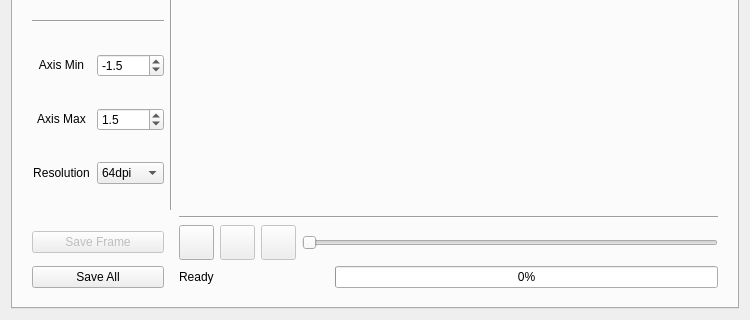
The window that resources/starpositionswidget.ui (Varnani/PyWD2015) describes before a commit, drawn with Qt 5; both pictures show x 0 to 750 and y 280 to 600 of the 750 by 600 pixel window.
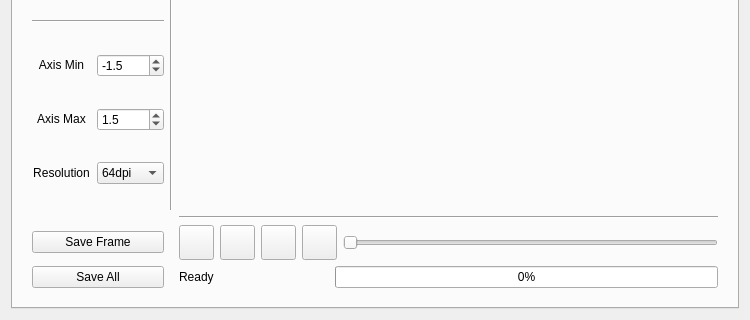
The same window after the commit. The open tabs and pages were chosen to show the change.

What changed in the file:
```diff
--- a/resources/starpositionswidget.ui
+++ b/resources/starpositionswidget.ui
@@ -167,7 +167,70 @@
          <property name="margin">
           <number>10</number>
          </property>
-         <item row="3" column="3" colspan="4">
+         <item row="2" column="5">
+          <widget class="QPushButton" name="prev_btn">
+           <property name="enabled">
+            <bool>true</bool>
+           </property>
+           <property name="sizePolicy">
+            <sizepolicy hsizetype="Minimum" vsizetype="Fixed">
+             <horstretch>0</horstretch>
+             <verstretch>0</verstretch>
+            </sizepolicy>
+           </property>
+           <property name="minimumSize">
+            <size>
+             <width>35</width>
+             <height>35</height>
+            </size>
+           </property>
+           <property name="maximumSize">
+            <size>
+             <width>35</width>
+             <height>35</height>
+            </size>
+           </property>
+           <property name="text">
+            <string/>
+           </property>
+          </widget>
+         </item>
+         <item row="2" column="7">
+          <widget class="QSlider" name="horizontalSlider">
+           <property name="enabled">
+            <bool>true</bool>
+           </property>
+           <property name="sizePolicy">
+            <sizepolicy hsizetype="Expanding" vsizetype="Fixed">
+             <horstretch>0</horstretch>
+             <verstretch>0</verstretch>
+            </sizepolicy>
+           </property>
+           <property name="orientation">
+            <enum>Qt::Horizontal</enum>
+           </property>
+          </widget>
+         </item>
+         <item row="2" column="3">
+          <widget class="QPushButton" name="start_btn">
+           <property name="minimumSize">
+            <size>
+             <width>35</width>
+             <height>35</height>
+            </size>
+           </property>
+           <property name="maximumSize">
+            <size>
+             <width>35</width>
+             <height>35</height>
+            </size>
+           </property>
+           <property name="text">
+            <string/>
+           </property>
+          </widget>
+         </item>
+         <item row="3" column="3" colspan="5">
           <layout class="QHBoxLayout" name="horizontalLayout">
            <item>
             <widget class="QLabel" name="message_label">
@@ -203,83 +266,7 @@
            </item>
           </layout>
          </item>
-         <item row="0" column="2">
-          <widget class="Line" name="line">
-           <property name="orientation">
-            <enum>Qt::Vertical</enum>
-           </property>
-          </widget>
-         </item>
-         <item row="2" column="3">
-          <widget class="QPushButton" name="start_btn">
-           <property name="minimumSize">
-            <size>
-             <width>35</width>
-             <height>35</height>
-            </size>
-           </property>
-           <property name="maximumSize">
-            <size>
-             <width>35</width>
-             <height>35</height>
-            </size>
-           </property>
-           <property name="text">
-            <string/>
-           </property>
-          </widget>
-         </item>
-         <item row="2" column="4">
-          <widget class="QPushButton" name="backtostart_btn">
-           <property name="enabled">
-            <bool>false</bool>
-           </property>
-           <property name="sizePolicy">
-            <sizepolicy hsizetype="Minimum" vsizetype="Fixed">
-             <horstretch>0</horstretch>
-             <verstretch>0</verstretch>
-            </sizepolicy>
-           </property>
-           <property name="minimumSize">
-            <size>
-             <width>35</width>
-             <height>35</height>
-            </size>
-           </property>
-           <property name="maximumSize">
-            <size>
-             <width>35</width>
-             <height>35</height>
-            </size>
-           </property>
-           <property name="text">
-            <string/>
-           </property>
-          </widget>
-         </item>
-         <item row="2" column="5">
-          <widget class="QPushButton" name="skip_btn">
-           <property name="enabled">
-            <bool>false</bool>
-           </property>
-           <property name="minimumSize">
-            <size>
-             <width>35</width>
-             <height>35</height>
-            </size>
-           </property>
-           <property name="maximumSize">
-            <size>
-             <width>35</width>
-             <height>35</height>
-            </size>
-           </property>
-           <property name="text">
-            <string/>
-           </property>
-          </widget>
-         </item>
-         <item row="0" column="3" colspan="4">
+         <item row="0" column="3" colspan="5">
           <widget class="QWidget" name="render_widget" native="true">
            <property name="sizePolicy">
             <sizepolicy hsizetype="Expanding" vsizetype="Expanding">
@@ -290,18 +277,31 @@
           </widget>
          </item>
          <item row="2" column="6">
-          <widget class="QSlider" name="horizontalSlider">
+          <widget class="QPushButton" name="next_btn">
            <property name="enabled">
-            <bool>false</bool>
+            <bool>true</bool>
            </property>
-           <property name="sizePolicy">
-            <sizepolicy hsizetype="Expanding" vsizetype="Fixed">
-             <horstretch>0</horstretch>
-             <verstretch>0</verstretch>
-            </sizepolicy>
+           <property name="minimumSize">
+            <size>
+             <width>35</width>
+             <height>35</height>
+            </size>
            </property>
+           <property name="maximumSize">
+            <size>
+             <width>35</width>
+             <height>35</height>
+            </size>
+           </property>
+           <property name="text">
+            <string/>
+           </property>
+          </widget>
+         </item>
+         <item row="0" column="2">
+          <widget class="Line" name="line">
            <property name="orientation">
-            <enum>Qt::Horizontal</enum>
+            <enum>Qt::Vertical</enum>
            </property>
           </widget>
          </item>
@@ -352,6 +352,11 @@
                <string>128dpi</string>
               </property>
              </item>
+             <item>
+              <property name="text">
+               <string>196dpi</string>
+              </property>
+             </item>
              <item>
               <property name="text">
                <string>256dpi</string>
@@ -470,7 +475,7 @@
            </item>
           </layout>
          </item>
-         <item row="1" column="3" colspan="4">
+         <item row="1" column="3" colspan="5">
           <widget class="Line" name="line_2">
            <property name="orientation">
             <enum>Qt::Horizontal</enum>
@@ -487,13 +492,32 @@
          <item row="2" column="1">
           <widget class="QPushButton" name="saveframe_btn">
            <property name="enabled">
-            <bool>false</bool>
+            <bool>true</bool>
            </property>
            <property name="text">
             <string>Save Frame</string>
            </property>
           </widget>
          </item>
+         <item row="2" column="4">
+          <widget class="QPushButton" name="pause_btn">
+           <property name="minimumSize">
+            <size>
+             <width>35</width>
+             <height>35</height>
+            </size>
+           </property>
+           <property name="maximumSize">
+            <size>
+             <width>35</width>
+             <height>35</height>
+            </size>
+           </property>
+           <property name="text">
+            <string/>
+           </property>
+          </widget>
+         </item>
         </layout>
        </item>
       </layout>
```
